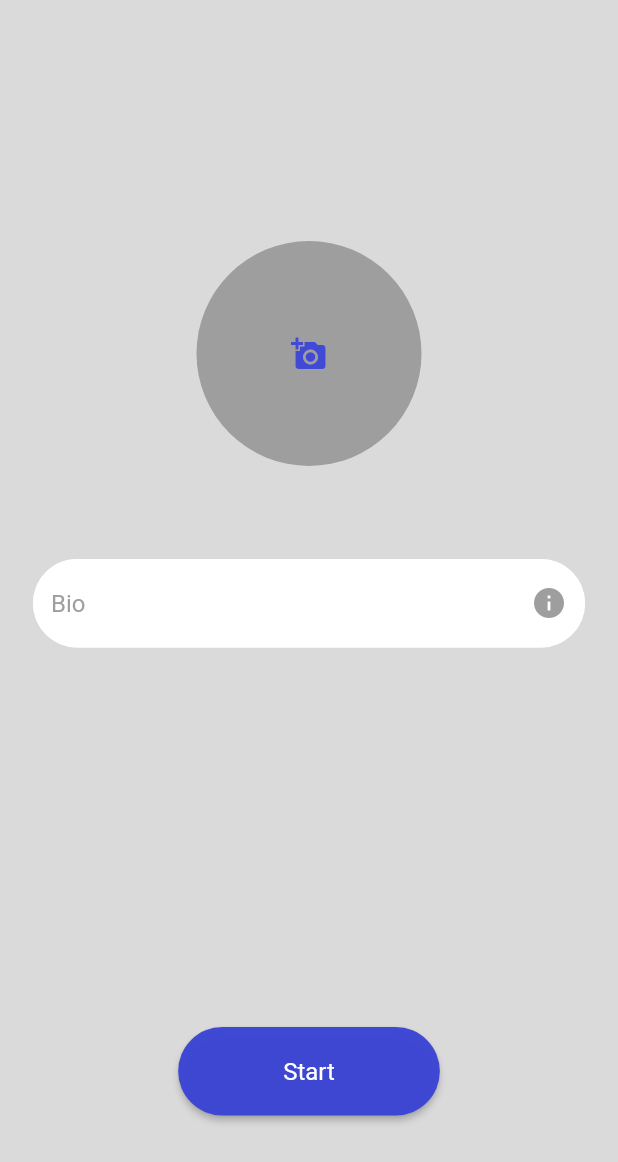
After one commit to Hegazy02/whatsApp-Clone-, a Flutter app: the Avatar_Bio screen opened by its route, on a phone screen of 412 x 824 dp. The commit adds this screen. Shown: the top 1162 px of the screen. Run offline on Flutter 3.47's test engine with Material 2 defaults, Android fonts, the phone set to English and light mode, and no system bars; our stand-ins replace awesome_dialog, cloud_firestore, dropdown_button2, firebase_auth, firebase_core, firebase_messaging and 4 more; missing offline and left inert: day_night_switcher; accounts and stored records are empty.

Commit message:
add Avatar&Bio Page

```diff
--- a/lib/Pages/SignIn_Page.dart
+++ b/lib/Pages/SignIn_Page.dart
@@ -3,7 +3,7 @@ import 'package:modal_progress_hud_nsn/modal_progress_hud_nsn.dart';
 import 'package:whatsappp/Components/customTextField.dart';
 import 'package:whatsappp/Components/authImage.dart';
 import 'package:whatsappp/Components/bottom.dart';
-import 'package:whatsappp/Pages/SignUp_Page.dart';
+import 'package:whatsappp/Pages/SignUpPages/SignUp_Page.dart';
 import 'package:whatsappp/Services/SignIn_Auth.dart';
 import '../constants.dart';
 
--- /dev/null
+++ b/lib/Pages/SignUpPages/SetAvatar&Bio_Page.dart
@@ -0,0 +1,107 @@
+import 'package:cloud_firestore/cloud_firestore.dart';
+import 'package:flutter/material.dart';
+import 'package:whatsappp/Components/customTextField.dart';
+import 'package:whatsappp/Pages/Home_Page.dart';
+import 'package:whatsappp/Services/Signup_Auth.dart';
+import 'package:whatsappp/Services/imagePicker.dart';
+import 'package:whatsappp/constants.dart';
+
+import '../../Components/bottom.dart';
+import '../../Helpers/bottomSheet.dart';
+import '../../Services/ChangeUsername.dart';
+
+class Avatar_Bio extends StatefulWidget {
+  String id = "Avatar&bio";
+  Avatar_Bio({super.key});
+
+  @override
+  State<Avatar_Bio> createState() => _Avatar_BioState();
+}
+
+class _Avatar_BioState extends State<Avatar_Bio> {
+  String? bio;
+  CollectionReference userBio =
+      FirebaseFirestore.instance.collection(kUsersCollection);
+  Stream<QuerySnapshot> s = FirebaseFirestore.instance
+      .collection(kUsersCollection)
+      .where('uid', isEqualTo: newuid)
+      .snapshots();
+  @override
+  Widget build(BuildContext context) {
+    return Scaffold(
+        body: Align(
+      // alignment: Alignment.,
+      child: Column(children: [
+        Spacer(
+          flex: 2,
+        ),
+        Container(
+          height: 150,
+          width: 150,
+          child: StreamBuilder(
+            stream: s,
+            builder:
+                (BuildContext context, AsyncSnapshot<QuerySnapshot> snapshot) {
+              if (snapshot.hasData) {
+                List s = [];
+                s = snapshot.data!.docs.map((DocumentSnapshot e) {
+                  Map data = e.data() as Map;
+                  return data["Avatar"];
+                }).toList();
+                return Container(
+                  child: image == null
+                      ? CircleAvatar(
+                          radius: 73,
+                          backgroundColor: Colors.grey,
+                          child: IconButton(
+                              onPressed: () {
+                                bottomSheet(context);
+                              },
+                              icon: Icon(Icons.add_a_photo)))
+                      : CircleAvatar(
+                          radius: 73,
+                          backgroundImage: NetworkImage(imageurl),
+                        ),
+                );
+              } else {
+                return CircleAvatar(
+                    radius: 73,
+                    backgroundColor: Colors.grey,
+                    child: IconButton(
+                        onPressed: () {
+                          bottomSheet(context);
+                        },
+                        icon: Icon(Icons.photo)));
+              }
+            },
+          ),
+        ),
+        SizedBox(
+          height: 50,
+        ),
+        Padding(
+            padding: EdgeInsets.symmetric(horizontal: 10),
+            child: customTextField(
+              hintText: "Bio",
+              icon: Icon(Icons.info),
+              onchaged: (val) {
+                bio = val;
+              },
+            )),
+        Spacer(
+          flex: 3,
+        ),
+        customBottom(
+          text: "Start",
+          onpress: () {
+            updateMyBio(userBio, newuid, bio);
+            Navigator.of(context).pushReplacementNamed(homePage().id);
+          },
+        ),
+        Spacer(
+          flex: 1,
+        ),
+      ]),
+    ));
+  }
+}
--- a/lib/Pages/SignUp_Page.dart
+++ b/lib/Pages/SignUpPages/SignUp_Page.dart
@@ -7,7 +7,8 @@ import 'package:whatsappp/Components/customTextField.dart';
 // import 'package:chato/Components/phoneTextField.dart';
 import 'package:whatsappp/Pages/SignIn_Page.dart';
 import 'package:whatsappp/Services/Signup_Auth.dart';
-import '../constants.dart';
+
+import '../../constants.dart';
 
 final GlobalKey<ScaffoldState> scaffoldKey = GlobalKey<ScaffoldState>();
 
--- a/lib/Services/Notifications.dart
+++ b/lib/Services/Notifications.dart
@@ -114,7 +114,7 @@ sendnotify(String? username, String? message) async {
 
 sendPrivatenotify(String? title, body, token) async {
   var servertoken =
-      "AAAAW0EsB5g:APA91bE3myflhWpujyOzEej1K6TmaXD4x5HiJsppDDc-p4wYgR22OP3Mx2MLoCjNd_PqCT7_o6iwBKqVUbWHY4IupVCeT1hP8TB7YYTyEjdsdnWOWuVlRKj6U-qRBmc4aVNLKseZ8ZeU";
+      "AAAAcAL4mac:APA91bHNCp-ok-5UDVKu1YPlrFMw4YtalaDaUzO8XpOaYjGbSK1qhlvskpTssmgad7h1T0rpEQDIOHouMeoedcSzDNXjvcIlPxTk4RD9fJVxe-aCy9XA_vLCsko4d6Aczm6l8T59UDLs";
   print("title $title");
   print("body $body");
   print("Token $token");
--- a/lib/Services/Signup_Auth.dart
+++ b/lib/Services/Signup_Auth.dart
@@ -3,6 +3,7 @@ import 'package:firebase_auth/firebase_auth.dart';
 import 'package:flutter/material.dart';
 import 'package:whatsappp/Pages/Home_Page.dart';
 import '../Helpers/snackBar.dart';
+import '../Pages/SignUpPages/SetAvatar&Bio_Page.dart';
 import '../constants.dart';
 import 'Notifications.dart';
 
@@ -15,7 +16,7 @@ signUpfun(String email, password, phone, username, BuildContext context) async {
   try {
     await register(email, password, phone, username);
     subscribeToTopic();
-    Navigator.of(context).pushReplacementNamed(homePage().id);
+    Navigator.of(context).pushReplacementNamed(Avatar_Bio().id);
     print("success");
   } on FirebaseAuthException catch (e) {
     if (e.code == 'weak-password') {
@@ -48,6 +49,7 @@ Future<void> register(String email, password, phone, username) async {
     "uid": newuid,
     kChatedKey: username,
     kTokenKey: token,
+    'Avatar': "",
     'bio': "hey there!"
   });
 }
--- a/lib/main.dart
+++ b/lib/main.dart
@@ -1,9 +1,10 @@
 import 'package:flutter/material.dart';
 import 'package:firebase_core/firebase_core.dart';
 import 'package:firebase_auth/firebase_auth.dart';
+import 'package:whatsappp/Pages/SignUpPages/SetAvatar&Bio_Page.dart';
 import 'firebase_options.dart';
 import 'package:whatsappp/Pages/SignIn_Page.dart';
-import 'package:whatsappp/Pages/SignUp_Page.dart';
+import 'package:whatsappp/Pages/SignUpPages/SignUp_Page.dart';
 import 'package:whatsappp/Pages/Home_Page.dart';
 import 'Pages/SomeoneChat_Page.dart';
 import 'package:whatsappp/Pages/Chat_Page.dart';
@@ -70,6 +71,7 @@ class _MyAppState extends State<MyApp> {
               someOneChatPage().id: (context) => someOneChatPage(),
               setting().id: (context) => setting(),
               prof().id: (context) => prof(),
+              Avatar_Bio().id: (context) => Avatar_Bio(),
             },
           );
         },
```
Also changed, not shown: lib/firebase_options.dart, 1 other file.
